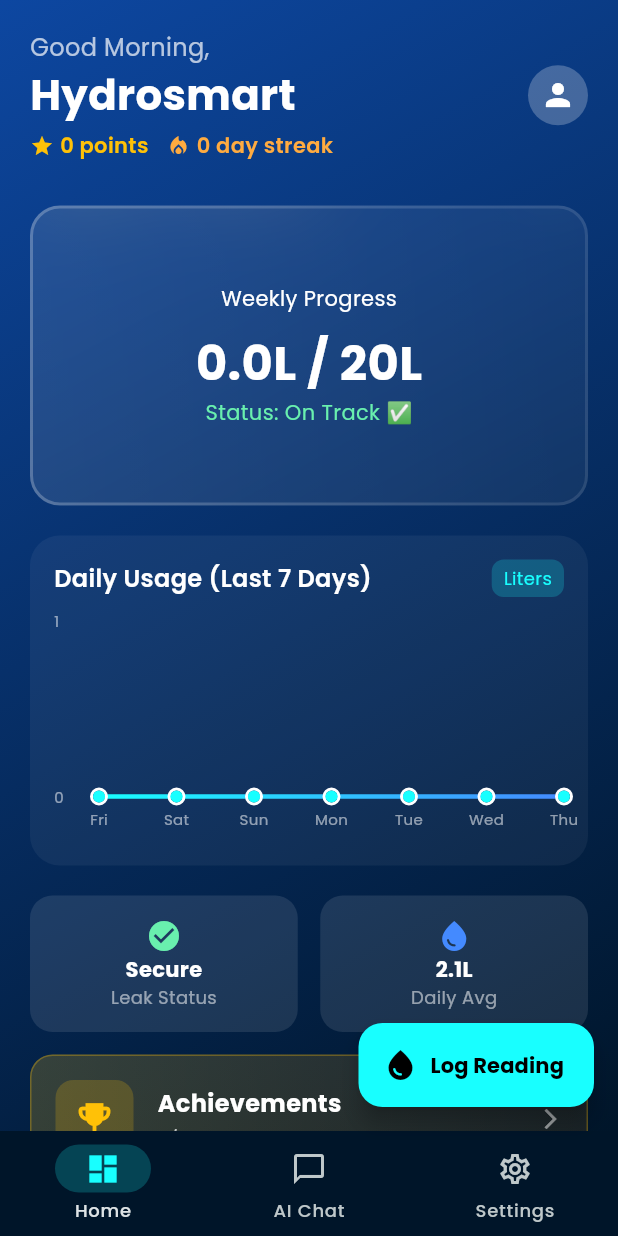
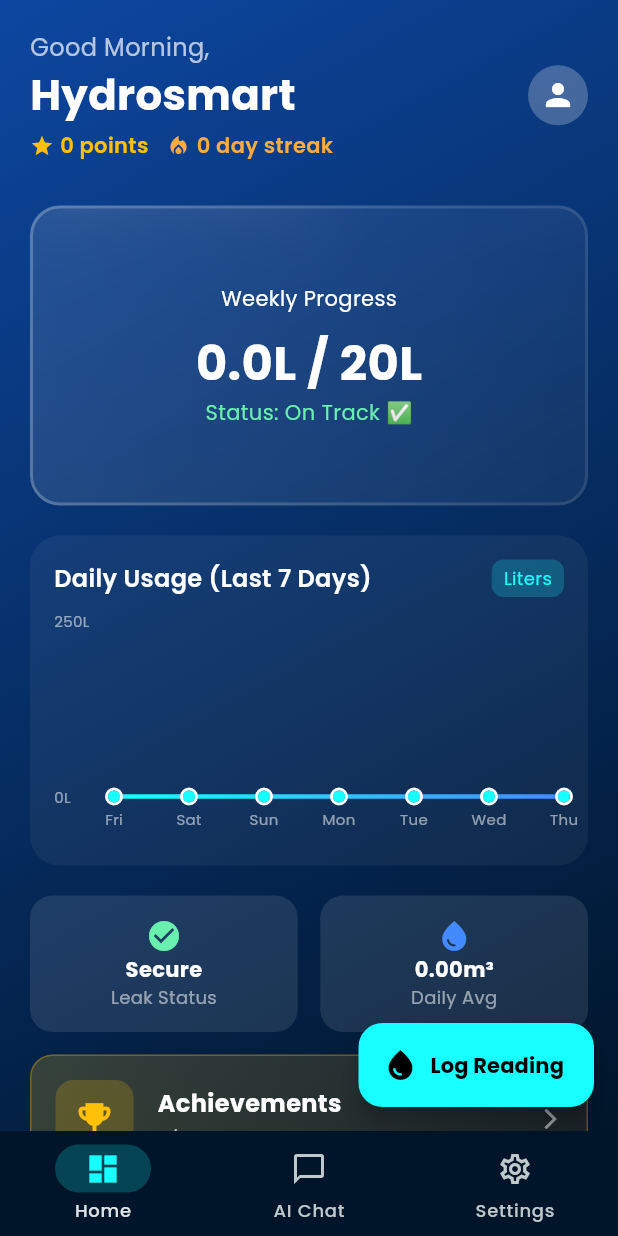
Before and after one commit to nouhailaaziki/HydroSmart, a Flutter app: the MainNavigationShell screen opened directly, on a phone screen of 412 x 824 dp. Run offline on Flutter 3.47's test engine with Material 3 defaults, Android fonts, the phone set to English and light mode, and no system bars; drawn by our look-alikes of fl_chart, glassmorphism; our stand-ins replace flutter_dotenv, flutter_local_notifications, flutter_markdown, google_fonts, hive, hive_flutter and 1 more; accounts and stored records are empty.

Commit message:
Improve chart scaling, fix daily average calculations, optimize performance

```diff
--- a/lib/dashboard_screen.dart
+++ b/lib/dashboard_screen.dart
@@ -6,9 +6,12 @@ import 'package:provider/provider.dart';
 import 'providers/water_provider.dart';
 import 'providers/auth_provider.dart';
 import 'models/challenge_model.dart';
+import 'models/usage_record_model.dart';
 import 'screens/achievements_screen.dart';
 
 class HydrosmartDashboard extends StatelessWidget {
+  static const double _yAxisInterval = 250.0;
+
   @override
   Widget build(BuildContext context) {
     return Scaffold(
@@ -142,10 +145,19 @@ class HydrosmartDashboard extends StatelessWidget {
     );
   }
 
+  double _calculateMaxYAxisValue(List<UsageRecord> usageRecords) {
+    if (usageRecords.isEmpty) {
+      return 100;
+    }
+    final maxUsage = usageRecords.fold<double>(0, (max, record) => record.usage > max ? record.usage : max);
+    return (maxUsage / _yAxisInterval).ceil() * _yAxisInterval + _yAxisInterval;
+  }
+
   Widget _buildUsageChart() {
     return Consumer<WaterProvider>(
       builder: (context, waterProvider, _) {
         final last7Days = waterProvider.getLastSevenDays();
+        final maxY = _calculateMaxYAxisValue(last7Days);
 
         return Container(
           height: 220,
@@ -191,7 +203,7 @@ class HydrosmartDashboard extends StatelessWidget {
                     gridData: FlGridData(
                       show: true,
                       drawVerticalLine: false,
-                      horizontalInterval: 1,
+                      horizontalInterval: _yAxisInterval,
                       getDrawingHorizontalLine: (value) {
                         return FlLine(
                           color: Colors.white.withOpacity(0.1),
@@ -234,11 +246,11 @@ class HydrosmartDashboard extends StatelessWidget {
                       leftTitles: AxisTitles(
                         sideTitles: SideTitles(
                           showTitles: true,
-                          reservedSize: 30,
-                          interval: 1,
+                          reservedSize: 40,
+                          interval: _yAxisInterval,
                           getTitlesWidget: (value, meta) {
                             return Text(
-                              value.toInt().toString(),
+                              '${value.toInt()}L',
                               style: TextStyle(
                                 color: Colors.white54,
                                 fontSize: 10,
@@ -252,7 +264,7 @@ class HydrosmartDashboard extends StatelessWidget {
                     minX: 0,
                     maxX: (last7Days.length - 1).toDouble(),
                     minY: 0,
-                    maxY: last7Days.isEmpty ? 5 : last7Days.map((r) => r.usage).reduce((a, b) => a > b ? a : b) + 1,
+                    maxY: maxY,
                     lineBarsData: [
                       LineChartBarData(
                         spots: last7Days.asMap().entries.map((entry) {
@@ -300,6 +312,16 @@ class HydrosmartDashboard extends StatelessWidget {
 
   Widget _buildQuickStats(BuildContext context) {
     final waterData = Provider.of<WaterProvider>(context);
+
+    // Calculate daily average display
+    String dailyAvgDisplay;
+    if (waterData.hasHistoricalDataForAverage()) {
+      final avgConsumption = waterData.getDailyAverageConsumption();
+      dailyAvgDisplay = '${avgConsumption.toStringAsFixed(2)}m³';
+    } else {
+      dailyAvgDisplay = '0.00m³';
+    }
+
     return Column(
       children: [
         Row(
@@ -311,7 +333,7 @@ class HydrosmartDashboard extends StatelessWidget {
                 waterData.leakDetectionEnabled ? (waterData.isLeakDetected ? Colors.redAccent : Colors.greenAccent) : Colors.grey
             )),
             SizedBox(width: 15),
-            Expanded(child: _statTile("2.1L", "Daily Avg", Icons.water_drop, Colors.blueAccent)),
+            Expanded(child: _statTile(dailyAvgDisplay, "Daily Avg", Icons.water_drop, Colors.blueAccent)),
           ],
         ),
         SizedBox(height: 15),
```
Also changed, not shown: lib/providers/water_provider.dart (+75 -3 lines), lib/screens/challenge_management_screen.dart (+61 -4 lines), lib/screens/onboarding/onboarding_flow_screen.dart (+52 -42 lines).
